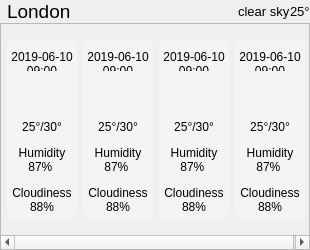
Qt form mainwindow.ui (0verwritten/weather-forecast) before a commit.
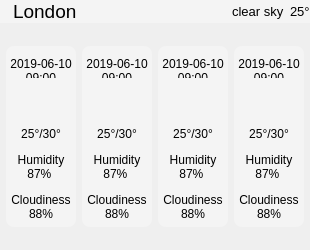
The same form after that commit. Icons and pictures are not drawn.

```diff
--- a/mainwindow.ui
+++ b/mainwindow.ui
@@ -26,6 +26,12 @@
    <string>MainWindow</string>
   </property>
   <widget class="QWidget" name="centralwidget">
+   <property name="styleSheet">
+    <string notr="true">#horizontalLayout{
+background-color:#000;
+
+}</string>
+   </property>
    <layout class="QVBoxLayout" name="verticalLayout">
     <property name="spacing">
      <number>0</number>
@@ -43,7 +49,26 @@
      <number>0</number>
     </property>
     <item>
+     <widget class="QWidget" name="widget_5" native="true">
+      <property name="styleSheet">
+       <string notr="true">#widget_5{
+background-color:#F4F4F4;
+border:none;
+}</string>
+      </property>
      <layout class="QHBoxLayout" name="horizontalLayout">
+       <property name="leftMargin">
+        <number>0</number>
+       </property>
+       <property name="topMargin">
+        <number>0</number>
+       </property>
+       <property name="rightMargin">
+        <number>0</number>
+       </property>
+       <property name="bottomMargin">
+        <number>0</number>
+       </property>
       <item>
        <widget class="QLabel" name="cur_img">
         <property name="sizePolicy">
@@ -92,7 +117,7 @@
         </property>
         <property name="sizeHint" stdset="0">
          <size>
-          <width>40</width>
+           <width>110</width>
           <height>20</height>
          </size>
         </property>
@@ -125,9 +150,13 @@
        </widget>
       </item>
      </layout>
+     </widget>
     </item>
     <item>
      <widget class="QScrollArea" name="scrollArea">
+      <property name="styleSheet">
+       <string notr="true">border:none;</string>
+      </property>
       <property name="widgetResizable">
        <bool>true</bool>
       </property>
@@ -137,7 +166,7 @@
          <x>0</x>
          <y>0</y>
          <width>310</width>
-         <height>196</height>
+         <height>200</height>
         </rect>
        </property>
        <layout class="QHBoxLayout" name="horizontalLayout_2">
```
Lines whose indentation alone changed are shown as unchanged.
